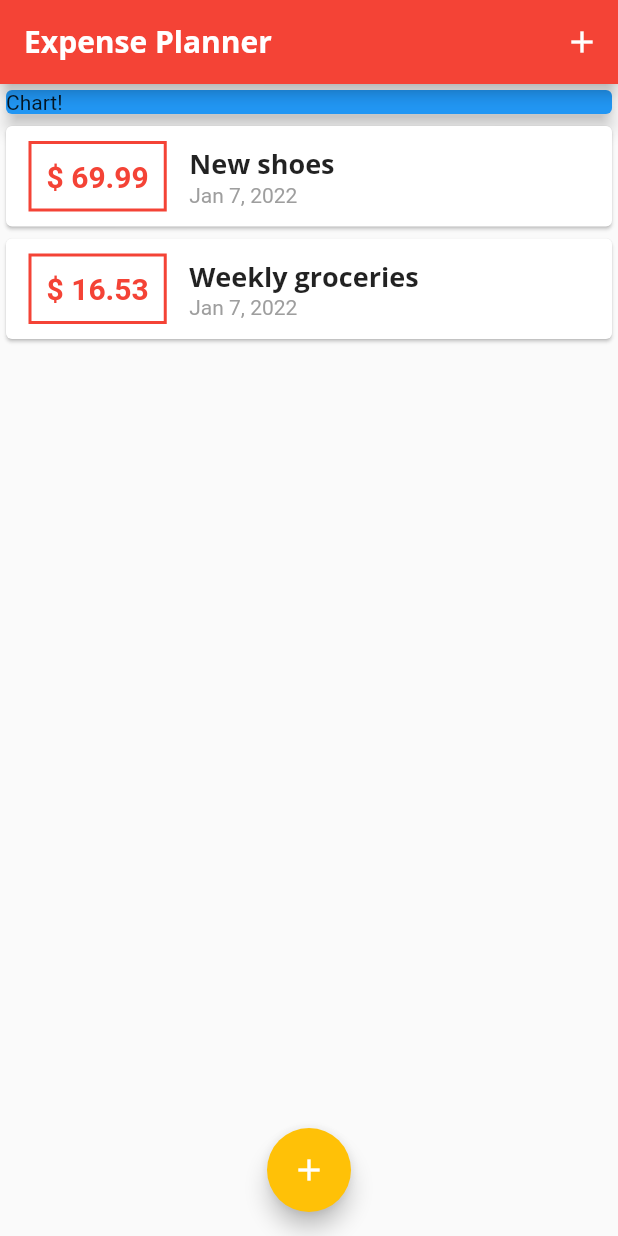
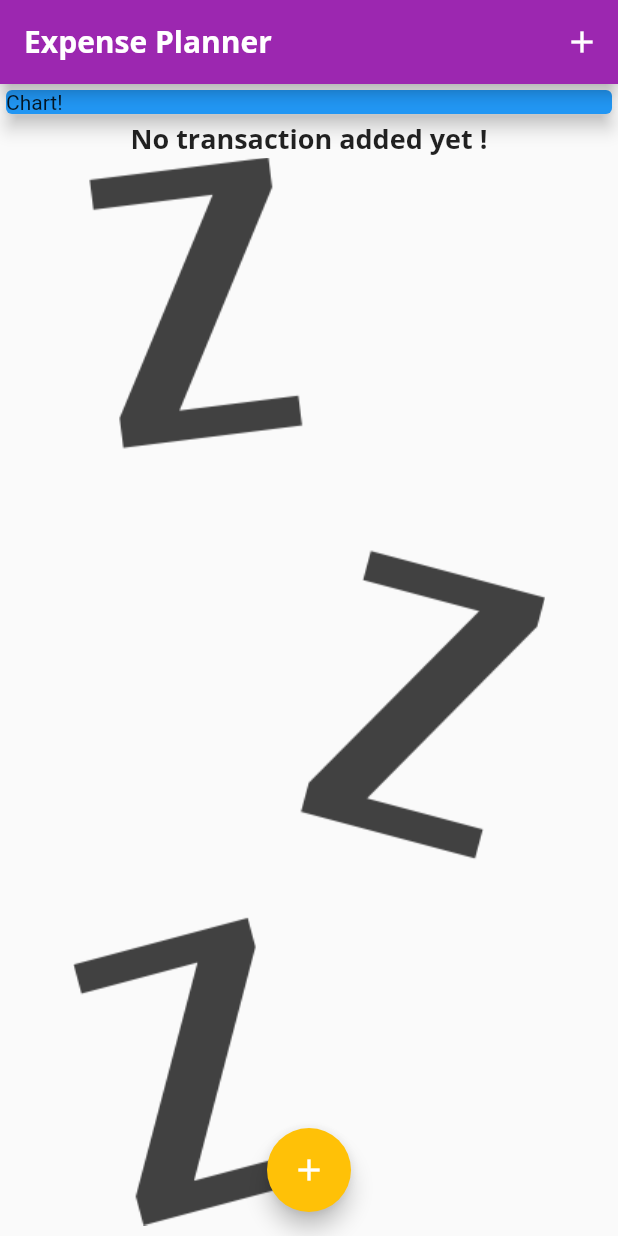
Before and after one commit to kheldar666/flutter-course, a Flutter app: the screen it shows after launch, on a phone screen of 412 x 824 dp. Run offline on Flutter 3.47's test engine with Material 2 defaults, Android fonts, the phone set to English and light mode, and no system bars; our stand-ins replace animated_text_kit, audioplayers, cloud_firestore, firebase_auth, firebase_core, flutter_dotenv and 4 more; accounts and stored records are empty.

Commit message:
Adding a default image when Transaction list is empry

```diff
--- a/Expense Planner/expense_planner/lib/main.dart
+++ b/Expense Planner/expense_planner/lib/main.dart
@@ -9,7 +9,7 @@ void main() => runApp(MyApp());
 class MyApp extends StatelessWidget {
   MyApp({Key? key}) : super(key: key);
   final ThemeData theme = ThemeData(
-      primarySwatch: Colors.red,
+      primarySwatch: Colors.purple,
       fontFamily: 'Quicksand',
       textTheme: ThemeData.light().textTheme.copyWith(
           headline6: const TextStyle(
@@ -51,20 +51,7 @@ class MyHomePage extends StatefulWidget {
 }
 
 class _MyHomePageState extends State<MyHomePage> {
-  final List<Transaction> _userTransactions = [
-    Transaction(
-      id: 't1',
-      title: 'New shoes',
-      amount: 69.99,
-      date: DateTime.now(),
-    ),
-    Transaction(
-      id: 't2',
-      title: 'Weekly groceries',
-      amount: 16.53,
-      date: DateTime.now(),
-    ),
-  ];
+  final List<Transaction> _userTransactions = [];
 
   void _addNewTransaction(String txTitle, double txAmount) {
     Transaction newTransaction = Transaction(
@@ -111,7 +98,17 @@ class _MyHomePageState extends State<MyHomePage> {
         child: Column(
           children: [
             const TransactionChart(),
-            TransactionList(_userTransactions),
+            _userTransactions.isNotEmpty
+                ? TransactionList(_userTransactions)
+                : Column(
+                    children: [
+                      Text(
+                        'No transaction added yet !',
+                        style: Theme.of(context).textTheme.headline6,
+                      ),
+                      Image.asset('assets/images/waiting.png'),
+                    ],
+                  ),
           ],
         ),
       ),
--- a/Expense Planner/expense_planner/pubspec.yaml
+++ b/Expense Planner/expense_planner/pubspec.yaml
@@ -59,9 +59,8 @@ flutter:
   uses-material-design: true
 
   # To add assets to your application, add an assets section, like this:
-  # assets:
-  #   - images/a_dot_burr.jpeg
-  #   - images/a_dot_ham.jpeg
+  assets:
+   - assets/images/waiting.png
 
   # An image asset can refer to one or more resolution-specific "variants", see
   # https://flutter.dev/assets-and-images/#resolution-aware.
```
Also changed, not shown: Expense Planner/expense_planner/assets/images/waiting.png (added).
